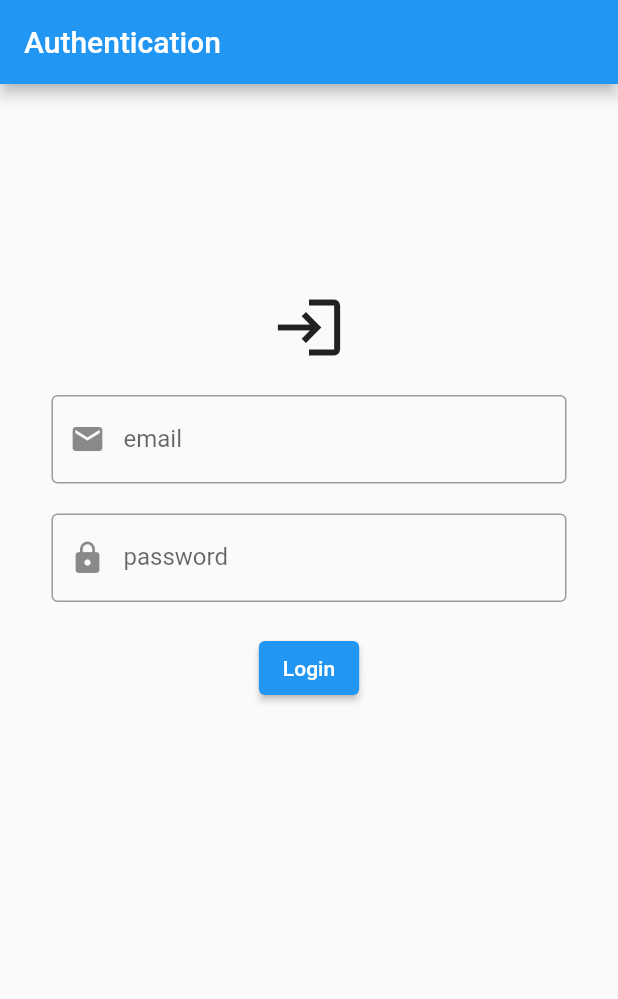
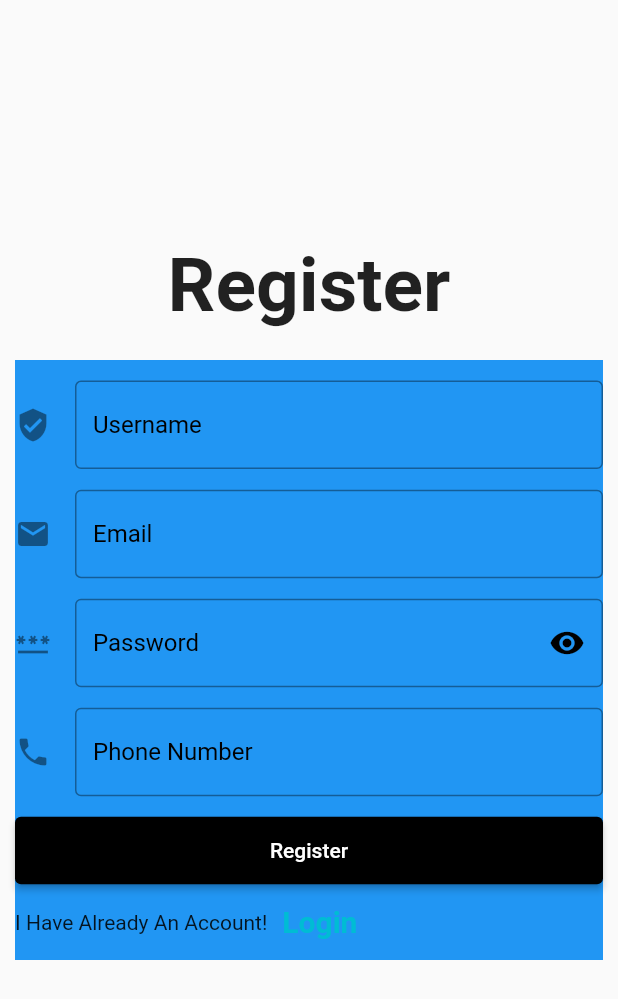
Before and after one commit to BENOthmaneDS/e-shop, a Flutter app: the screen it shows after launch, on a phone screen of 412 x 824 dp. Shown: the top 999 px of the screen. Run offline on Flutter 3.47's test engine with Material 2 defaults, Android fonts, the phone set to English and light mode, and no system bars.

```diff
--- a/lib/main.dart
+++ b/lib/main.dart
@@ -1,4 +1,4 @@
-import 'package:course_0/screens/auth.dart';
+import 'package:course_0/screens/signup.dart';
 import 'package:flutter/material.dart';
 
 void main() {
@@ -11,7 +11,7 @@ class MainApp extends StatelessWidget {
   @override
   Widget build(BuildContext context) {
     return MaterialApp(
-      home: Authentication(),
+      home: SignUP(),
       debugShowCheckedModeBanner: false,
     );
   }
--- /dev/null
+++ b/lib/screens/signup.dart
@@ -0,0 +1,192 @@
+import 'package:flutter/material.dart';
+
+class SignUP extends StatefulWidget {
+
+  @override
+  State<SignUP> createState() => _SignUPState();
+}
+
+final GlobalKey<FormState> _formKey=GlobalKey<FormState>();
+ String p = r'^(([^<>()[\]\\.,;:\s@\"]+(\.[^<>()[\]\\.,;:\s@\"]+)*)|(\".+\"))@((\[[0-9]{1,3}\.[0-9]{1,3}\.[0-9]{1,3}\.[0-9]{1,3}\])|(([a-zA-Z\-0-9]+\.)+[a-zA-Z]{2,}))$';
+RegExp regExp = RegExp(p);
+bool obserText=true;
+
+class _SignUPState extends State<SignUP> {
+
+  void validation() {
+    final FormState form =  _formKey.currentState!;
+    if(form.validate()) {
+      print("Yes");
+    }
+    else {
+      print("No");
+    }
+  }
+
+  @override
+  Widget build(BuildContext context) {
+    return Scaffold(
+      resizeToAvoidBottomInset: false,
+      body: SafeArea(
+        child: Form(
+          key: _formKey,
+          child: Container(
+            child: Column(
+              children: <Widget>[
+                Container(
+                  height: 220,
+                  width: double.infinity,
+                  child: Column(
+                    mainAxisAlignment: MainAxisAlignment.end,
+                    children: const <Widget>[
+                      Text("Register", style: TextStyle(
+                        fontSize: 50,
+                        fontWeight: FontWeight.bold,
+                      ),
+                      ),
+                    ],
+                  ),
+                ),
+                  const SizedBox(
+                    height: 20,
+                  ),
+                  Container(
+                    margin: const EdgeInsets.symmetric(horizontal: 10),
+                    width: double.infinity,
+                    height: 400,
+                    color: Colors.blue,
+                    child: Column(
+                      mainAxisAlignment: MainAxisAlignment.spaceEvenly,
+                      children: <Widget>[
+                        TextFormField(
+                          validator: (value){
+                            if(value != null && value.length < 6) {
+                              return "Username Is Too Short";
+                            }
+                            else if (value == "") {
+                              return "Please Fill Username";
+                            }
+                          },
+                          decoration:  const InputDecoration(
+                            hintText: "Username",
+                            icon: Icon(Icons.verified_user),
+                            hintStyle:  TextStyle(
+                              color: Colors.black,
+                            ),
+                            border:  OutlineInputBorder(),
+                          ),
+                        ),
+                        TextFormField(
+                          validator: (value) {
+                            if(value == "") {
+                              return "Please Fill Email";
+                            }
+                            else if (!regExp.hasMatch(value!)) {
+                              return "Email Is Invalid";
+                            }
+                            return "";
+                          },
+                          decoration:  const InputDecoration(
+                            hintText: "Email",
+                            icon: Icon(Icons.email),
+                            hintStyle:  TextStyle(
+                              color: Colors.black,
+                            ),
+                            border:  OutlineInputBorder(),
+                          ),
+                        ),
+                        TextFormField(
+                          obscureText: obserText,
+                          validator: (value) {
+                            if(value == "") {
+                              return "Please Fill Password";
+                            }
+                            else if(value != null && value.length < 8) {
+                              return "Password Is Too Short";
+                            }
+                            return "";
+                          },
+                          decoration:   InputDecoration(
+
+                            hintText: "Password",
+
+                            suffixIcon: GestureDetector(
+                              onTap: () {
+                                setState(() {
+                                  obserText=!obserText;
+                                });
+                                FocusScope.of(context).unfocus();
+                              } ,
+                              child: const Icon(
+                                //obserText==true? Icons.visibility,
+                                Icons.visibility,
+                                color: Colors.black,
+                              ),
+                            ),
+                            icon: const Icon(Icons.password),
+                            hintStyle:  const TextStyle(
+                              color: Colors.black,
+                            ),
+                            border: const OutlineInputBorder(),
+                          ),
+                        ),
+                        TextFormField(
+                          validator: (value) {
+                            if(value == "") {
+                              return "Please Fill Phone Number";
+                            }
+                            else if(value != null && value.length < 10) {
+                              return "Short Phone Number (06 xx xx xx xx)";
+                            }
+                            return "";
+                          },
+                          decoration:  const InputDecoration(
+                            hintText: "Phone Number",
+                            icon: Icon(Icons.phone),
+                            hintStyle:  TextStyle(
+                              color: Colors.black,
+                            ),
+                            border:  OutlineInputBorder(),
+                          ),
+                        ),
+                        //Raisedbutton depraceted since 2021 so I used RaisedButton
+                        Container(
+                          height: 45,
+                          width: double.infinity,
+                          child: ElevatedButton(
+                            style: ElevatedButton.styleFrom(
+                              primary: Colors.black, // Background color
+                              ),
+                           onPressed: () {
+                              validation();
+                           },
+                           child: const Text("Register"),
+                          ),
+                        ),
+                        Row(
+                          children: <Widget>[
+                            const Text("I Have Already An Account!"),
+                            const SizedBox(width: 10,),
+                            GestureDetector(
+                              child: const Text(
+                                "Login",
+                                style: TextStyle(
+                                color: Colors.cyan,
+                                fontSize: 20,
+                                fontWeight: FontWeight.bold
+                                 ),
+                                ),
+                            ),
+                          ],
+                        ),
+                      ],
+                    ),
+                  ),
+              ],
+            ),
+          ),
+        ),
+      ),
+    );
+  }
+}
```
